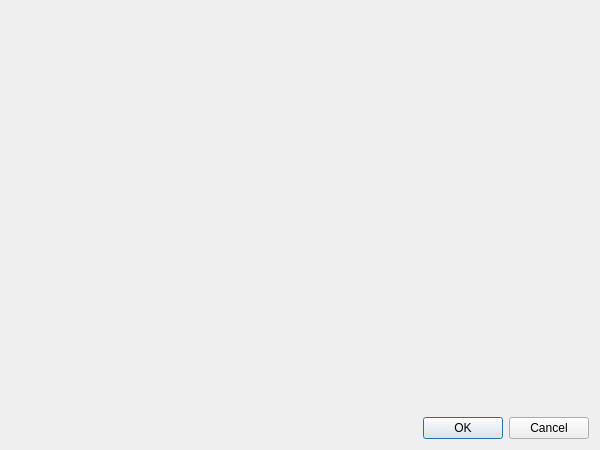
radio-astro/casa, file code/display/QtViewer/ColorHistogram.ui: the form before one commit.
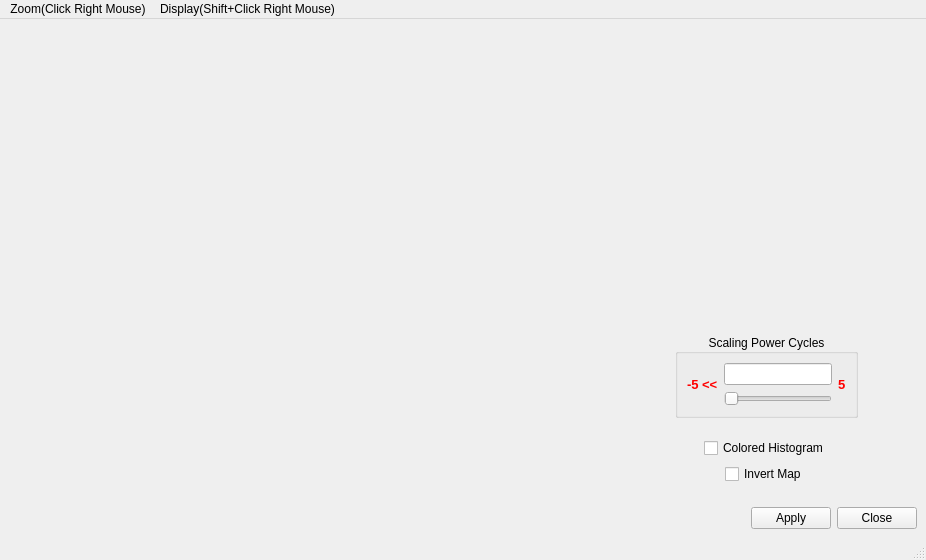
The form after the commit.

Diff of the .ui file:
```diff
--- a/code/display/QtViewer/ColorHistogram.ui
+++ b/code/display/QtViewer/ColorHistogram.ui
@@ -1,25 +1,28 @@
 <?xml version="1.0" encoding="UTF-8"?>
 <ui version="4.0">
  <class>ColorHistogramClass</class>
- <widget class="QDialog" name="ColorHistogramClass">
+ <widget class="QMainWindow" name="ColorHistogramClass">
   <property name="geometry">
    <rect>
     <x>0</x>
     <y>0</y>
-    <width>600</width>
-    <height>450</height>
+    <width>926</width>
+    <height>560</height>
    </rect>
   </property>
   <property name="minimumSize">
    <size>
-    <width>600</width>
-    <height>450</height>
+    <width>900</width>
+    <height>0</height>
    </size>
   </property>
   <property name="windowTitle">
    <string>ColorHistogram</string>
   </property>
-  <layout class="QVBoxLayout" name="verticalLayout">
+  <widget class="QWidget" name="centralwidget">
+   <layout class="QVBoxLayout" name="verticalLayout_3">
+    <item>
+     <layout class="QHBoxLayout" name="horizontalLayout_7">
    <item>
     <widget class="QWidget" name="histogramHolder" native="true">
      <property name="sizePolicy">
@@ -28,7 +31,245 @@
        <verstretch>0</verstretch>
       </sizepolicy>
      </property>
-    </widget>
+        <property name="minimumSize">
+         <size>
+          <width>600</width>
+          <height>100</height>
+         </size>
+        </property>
+       </widget>
+      </item>
+      <item>
+       <layout class="QVBoxLayout" name="verticalLayout_2">
+        <item>
+         <widget class="QWidget" name="transferWidgetHolder" native="true">
+          <property name="sizePolicy">
+           <sizepolicy hsizetype="Expanding" vsizetype="Preferred">
+            <horstretch>0</horstretch>
+            <verstretch>0</verstretch>
+           </sizepolicy>
+          </property>
+          <property name="minimumSize">
+           <size>
+            <width>300</width>
+            <height>300</height>
+           </size>
+          </property>
+         </widget>
+        </item>
+        <item>
+         <layout class="QHBoxLayout" name="horizontalLayout_4">
+          <item>
+           <spacer name="horizontalSpacer_4">
+            <property name="orientation">
+             <enum>Qt::Horizontal</enum>
+            </property>
+            <property name="sizeHint" stdset="0">
+             <size>
+              <width>13</width>
+              <height>20</height>
+             </size>
+            </property>
+           </spacer>
+          </item>
+          <item>
+           <widget class="QGroupBox" name="groupBox">
+            <property name="sizePolicy">
+             <sizepolicy hsizetype="Preferred" vsizetype="Preferred">
+              <horstretch>0</horstretch>
+              <verstretch>0</verstretch>
+             </sizepolicy>
+            </property>
+            <property name="title">
+             <string>Scaling Power Cycles</string>
+            </property>
+            <property name="alignment">
+             <set>Qt::AlignCenter</set>
+            </property>
+            <layout class="QHBoxLayout" name="horizontalLayout_5">
+             <item>
+              <layout class="QHBoxLayout" name="horizontalLayout_3">
+               <item>
+                <widget class="QLabel" name="powerCyclesMinLabel">
+                 <property name="font">
+                  <font>
+                   <pointsize>10</pointsize>
+                   <weight>75</weight>
+                   <bold>true</bold>
+                  </font>
+                 </property>
+                 <property name="text">
+                  <string>&lt;font color=&quot;red&quot;&gt;-5 &lt;&lt;&lt;/font&gt;</string>
+                 </property>
+                </widget>
+               </item>
+               <item>
+                <layout class="QVBoxLayout" name="verticalLayout">
+                 <item>
+                  <widget class="QLineEdit" name="powerCyclesLineEdit">
+                   <property name="toolTip">
+                    <string>Set the scale factor for the power cycles.</string>
+                   </property>
+                   <property name="statusTip">
+                    <string/>
+                   </property>
+                  </widget>
+                 </item>
+                 <item>
+                  <widget class="QSlider" name="powerCyclesSlider">
+                   <property name="toolTip">
+                    <string>Adjust the scale factor for the power cycles.</string>
+                   </property>
+                   <property name="orientation">
+                    <enum>Qt::Horizontal</enum>
+                   </property>
+                  </widget>
+                 </item>
+                </layout>
+               </item>
+               <item>
+                <widget class="QLabel" name="powerCyclesMaxLabel">
+                 <property name="font">
+                  <font>
+                   <pointsize>10</pointsize>
+                   <weight>75</weight>
+                   <bold>true</bold>
+                  </font>
+                 </property>
+                 <property name="text">
+                  <string>&lt;font color=&quot;red&quot;&gt;5&lt;/font&gt;</string>
+                 </property>
+                </widget>
+               </item>
+              </layout>
+             </item>
+            </layout>
+           </widget>
+          </item>
+          <item>
+           <spacer name="horizontalSpacer_5">
+            <property name="orientation">
+             <enum>Qt::Horizontal</enum>
+            </property>
+            <property name="sizeHint" stdset="0">
+             <size>
+              <width>40</width>
+              <height>20</height>
+             </size>
+            </property>
+           </spacer>
+          </item>
+         </layout>
+        </item>
+        <item>
+         <spacer name="verticalSpacer_2">
+          <property name="orientation">
+           <enum>Qt::Vertical</enum>
+          </property>
+          <property name="sizeHint" stdset="0">
+           <size>
+            <width>20</width>
+            <height>13</height>
+           </size>
+          </property>
+         </spacer>
+        </item>
+        <item>
+         <layout class="QHBoxLayout" name="horizontalLayout_2">
+          <item>
+           <spacer name="horizontalSpacer_2">
+            <property name="orientation">
+             <enum>Qt::Horizontal</enum>
+            </property>
+            <property name="sizeHint" stdset="0">
+             <size>
+              <width>40</width>
+              <height>20</height>
+             </size>
+            </property>
+           </spacer>
+          </item>
+          <item>
+           <widget class="QCheckBox" name="coloredHistogramCheckBox">
+            <property name="toolTip">
+             <string>Color the histogram using the color mapping.</string>
+            </property>
+            <property name="text">
+             <string>Colored Histogram</string>
+            </property>
+           </widget>
+          </item>
+          <item>
+           <spacer name="horizontalSpacer_3">
+            <property name="orientation">
+             <enum>Qt::Horizontal</enum>
+            </property>
+            <property name="sizeHint" stdset="0">
+             <size>
+              <width>40</width>
+              <height>20</height>
+             </size>
+            </property>
+           </spacer>
+          </item>
+         </layout>
+        </item>
+        <item>
+         <layout class="QHBoxLayout" name="horizontalLayout_6">
+          <item>
+           <spacer name="horizontalSpacer_6">
+            <property name="orientation">
+             <enum>Qt::Horizontal</enum>
+            </property>
+            <property name="sizeHint" stdset="0">
+             <size>
+              <width>40</width>
+              <height>20</height>
+             </size>
+            </property>
+           </spacer>
+          </item>
+          <item>
+           <widget class="QCheckBox" name="invertMapCheckBox">
+            <property name="toolTip">
+             <string>Invert the color map.</string>
+            </property>
+            <property name="text">
+             <string>Invert Map</string>
+            </property>
+           </widget>
+          </item>
+          <item>
+           <spacer name="horizontalSpacer_7">
+            <property name="orientation">
+             <enum>Qt::Horizontal</enum>
+            </property>
+            <property name="sizeHint" stdset="0">
+             <size>
+              <width>40</width>
+              <height>20</height>
+             </size>
+            </property>
+           </spacer>
+          </item>
+         </layout>
+        </item>
+        <item>
+         <spacer name="verticalSpacer">
+          <property name="orientation">
+           <enum>Qt::Vertical</enum>
+          </property>
+          <property name="sizeHint" stdset="0">
+           <size>
+            <width>20</width>
+            <height>17</height>
+           </size>
+          </property>
+         </spacer>
+        </item>
+       </layout>
+      </item>
+     </layout>
    </item>
    <item>
     <layout class="QHBoxLayout" name="horizontalLayout">
@@ -48,14 +289,14 @@
      <item>
       <widget class="QPushButton" name="okButton">
        <property name="text">
-        <string>OK</string>
+         <string>Apply</string>
        </property>
       </widget>
      </item>
      <item>
       <widget class="QPushButton" name="cancelButton">
        <property name="text">
-        <string>Cancel</string>
+         <string>Close</string>
        </property>
       </widget>
      </item>
@@ -63,7 +304,30 @@
    </item>
   </layout>
  </widget>
- <layoutdefault spacing="6" margin="11"/>
+  <widget class="QMenuBar" name="menubar">
+   <property name="geometry">
+    <rect>
+     <x>0</x>
+     <y>0</y>
+     <width>926</width>
+     <height>25</height>
+    </rect>
+   </property>
+   <widget class="QMenu" name="menuZoom">
+    <property name="title">
+     <string>Zoom(Click Right Mouse)</string>
+    </property>
+   </widget>
+   <widget class="QMenu" name="menuDisplay">
+    <property name="title">
+     <string>Display(Shift+Click Right Mouse)</string>
+    </property>
+   </widget>
+   <addaction name="menuZoom"/>
+   <addaction name="menuDisplay"/>
+  </widget>
+  <widget class="QStatusBar" name="statusbar"/>
+ </widget>
  <resources/>
  <connections/>
 </ui>
```
Left out of the diff: 8 changed lines with no effect on the pictures. Lines whose indentation alone changed are shown as unchanged.
